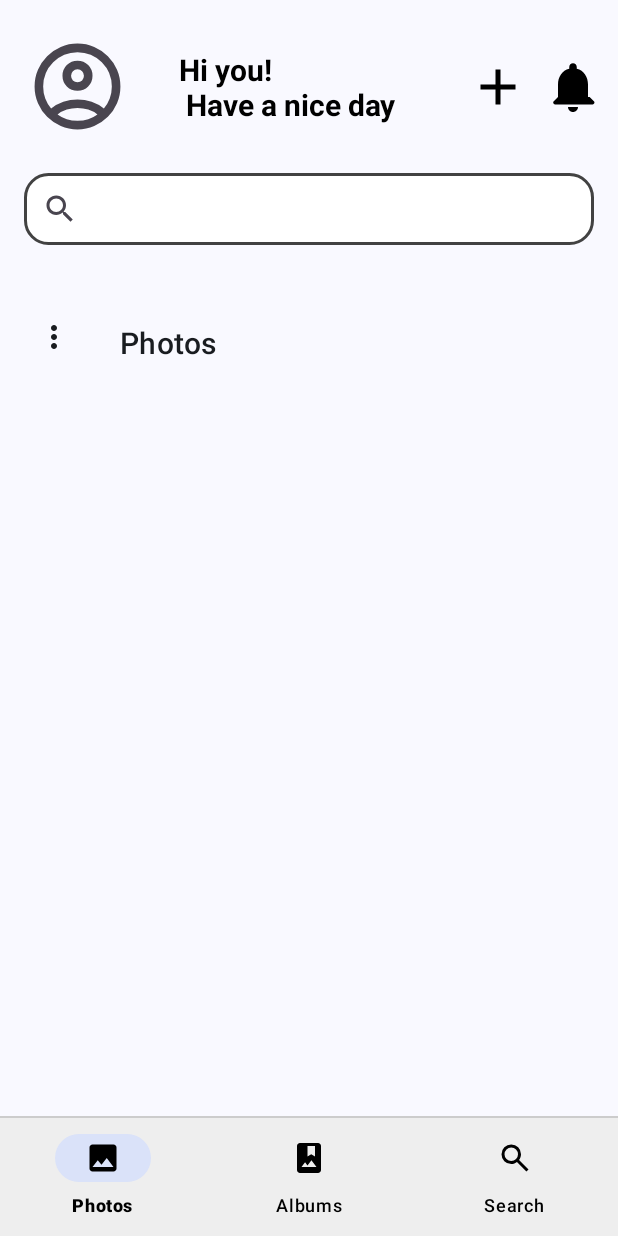
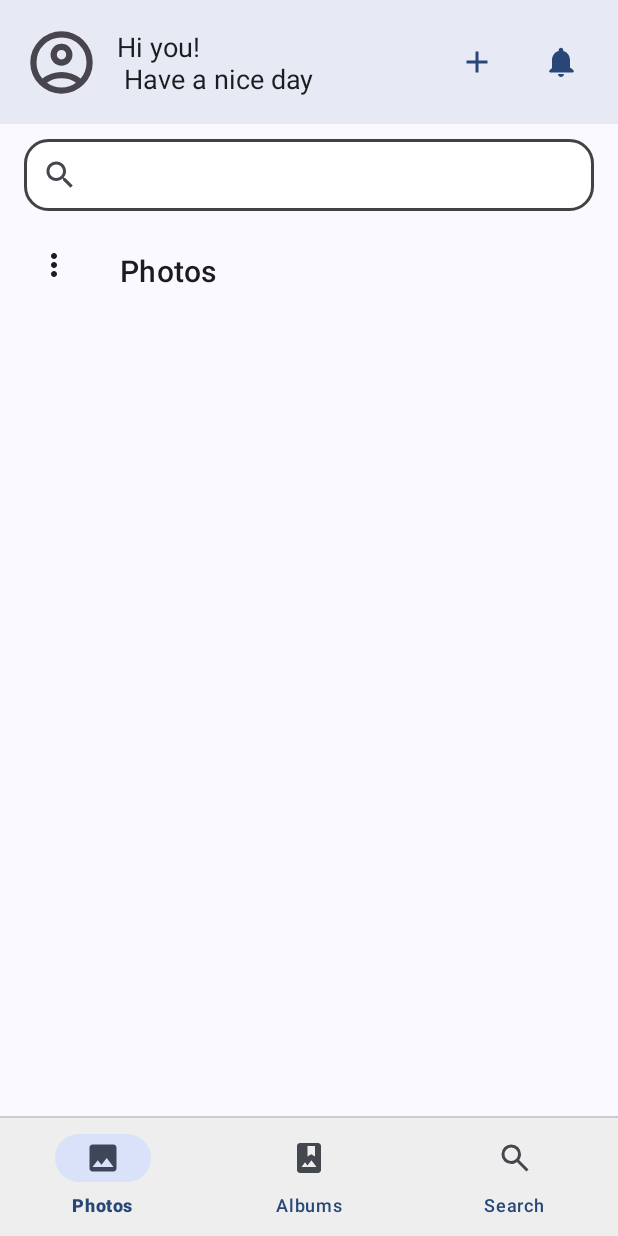
Before and after one commit to HZeroxium/MemorAI, an Android app: the screen it shows after launch (MainActivity), on a phone screen of 412 x 824 dp. Run offline under Robolectric (Android 15) with nearby library versions, the phone set to English and light mode, and no system bars; our stand-ins replace Dagger/Hilt's generated code, Picasso, navigation-ui; pictures from the network do not load; 7 statements that could not run were skipped.

```diff
--- a/app/src/main/res/layout/activity_main.xml
+++ b/app/src/main/res/layout/activity_main.xml
@@ -1,4 +1,4 @@
-<?xml version="1.0" encoding="utf-8"?>
+<?xml version="1.0" encoding="utf-8"?><!-- res/layout/activity_main.xml -->
 <androidx.constraintlayout.widget.ConstraintLayout xmlns:android="http://schemas.android.com/apk/res/android"
     xmlns:app="http://schemas.android.com/apk/res-auto"
     xmlns:tools="http://schemas.android.com/tools"
@@ -7,73 +7,90 @@
     style="@style/SCREEN"
     tools:context=".presentation.ui.activity.MainActivity">
 
-    <androidx.constraintlayout.widget.ConstraintLayout
+    <com.google.android.material.appbar.MaterialToolbar
         android:id="@+id/header"
-        android:layout_width="match_parent"
+        android:layout_width="0dp"
         android:layout_height="0dp"
+        android:background="?attr/colorSurface"
+        android:elevation="4dp"
+        app:layout_constraintHeight_percent="0.1"
+        app:contentInsetStart="16dp"
+        app:layout_constraintEnd_toEndOf="parent"
+        app:popupTheme="@style/ThemeOverlay.MaterialComponents.Light"
         app:layout_constraintTop_toTopOf="parent"
         app:layout_constraintStart_toStartOf="parent"
-        style="@style/SCREEN"
-        app:layout_constraintEnd_toEndOf="parent"
-        app:layout_constraintHeight_percent="0.14"
-        tools:ignore="ExtraText">
+        app:titleCentered="false">
 
+        <androidx.constraintlayout.widget.ConstraintLayout
+            android:layout_width="match_parent"
+            android:layout_height="match_parent">
+
+            <!-- Profile Icon -->
             <ImageView
                 android:id="@+id/profileIcon"
-            android:layout_width="0dp"
-            android:layout_height="0dp"
+                android:layout_width="50dp"
+                android:layout_height="50dp"
+                android:contentDescription="@string/profile"
+                android:scaleType="centerCrop"
+                android:src="@drawable/ic_profile"
                 app:layout_constraintBottom_toBottomOf="parent"
-            app:layout_constraintStart_toStartOf="parent"
                 app:layout_constraintTop_toTopOf="parent"
-            app:layout_constraintHeight_percent="0.6"
-            app:layout_constraintWidth_percent="0.25"
-            tools:ignore="ContentDescription" />
+                tools:ignore="MissingConstraints" />
 
+            <!-- Text Greeting -->
             <TextView
                 android:id="@+id/headerText"
                 android:layout_width="0dp"
                 android:layout_height="wrap_content"
-            android:layout_marginHorizontal="16dp"
                 android:gravity="start"
-            style="@style/content"
+                android:paddingStart="12dp"
                 android:text="@string/hi"
-            android:textSize="20sp"
-            android:textStyle="bold"
+                android:textColor="?attr/colorOnSurface"
+                android:textSize="18sp"
                 app:layout_constraintBottom_toBottomOf="parent"
-            app:layout_constraintEnd_toStartOf="@id/addIcon"
+                app:layout_constraintEnd_toStartOf="@id/buttonAdd"
                 app:layout_constraintStart_toEndOf="@id/profileIcon"
                 app:layout_constraintTop_toTopOf="parent" />
 
-        <ImageView
-            android:id="@+id/addIcon"
-            android:layout_width="40dp"
-            android:layout_height="40dp"
-            android:src="@drawable/ic_add"
-            android:layout_margin="10dp"
-            style="@style/content"
+            <!-- Add Button -->
+            <com.google.android.material.button.MaterialButton
+                android:id="@+id/buttonAdd"
+                style="@style/Widget.Material3.Button.IconButton"
+                android:layout_width="48dp"
+                android:layout_height="48dp"
+                android:layout_marginEnd="8dp"
+                android:contentDescription="@string/add"
+                app:icon="@drawable/ic_add"
+                app:iconSize="24dp"
+                app:iconTint="?attr/colorOnPrimaryContainer"
                 app:layout_constraintBottom_toBottomOf="parent"
-            app:layout_constraintEnd_toStartOf="@id/notificationIcon"
-            app:layout_constraintTop_toTopOf="parent"
-            tools:ignore="ContentDescription,MissingConstraints" />
+                app:layout_constraintEnd_toStartOf="@id/buttonNotification"
+                app:layout_constraintTop_toTopOf="parent" />
 
-        <ImageView
-            android:id="@+id/notificationIcon"
-            android:layout_width="40dp"
-            android:layout_height="40dp"
-            style="@style/content"
-            android:src="@drawable/ic_notification"
-            android:layout_margin="10dp"
+            <!-- Notification Button -->
+            <com.google.android.material.button.MaterialButton
+                android:id="@+id/buttonNotification"
+                style="@style/Widget.Material3.Button.IconButton"
+                android:layout_width="48dp"
+                android:layout_height="48dp"
+                android:layout_marginEnd="16dp"
+                android:contentDescription="@string/notification"
+                app:icon="@drawable/ic_notification"
+                app:iconSize="24dp"
+                app:iconTint="?attr/colorOnPrimaryContainer"
                 app:layout_constraintBottom_toBottomOf="parent"
                 app:layout_constraintEnd_toEndOf="parent"
-            app:layout_constraintTop_toTopOf="parent"
-            tools:ignore="ContentDescription,MissingConstraints" />
+                app:layout_constraintTop_toTopOf="parent" />
 
         </androidx.constraintlayout.widget.ConstraintLayout>
+
+    </com.google.android.material.appbar.MaterialToolbar>
 
     <androidx.appcompat.widget.SearchView
         android:id="@+id/searchBar"
         android:layout_width="0dp"
         android:layout_height="48dp"
+        android:layout_marginTop="10dp"
         style="@style/search"
         android:layout_marginHorizontal="16dp"
         app:layout_constraintEnd_toEndOf="parent"
@@ -86,7 +103,7 @@
         android:name="androidx.navigation.fragment.NavHostFragment"
         android:layout_width="match_parent"
         android:layout_height="0dp"
-        android:layout_marginTop="25dp"
+        android:layout_marginTop="0dp"
         app:defaultNavHost="true"
         app:layout_constraintBottom_toTopOf="@id/bottomNavigation"
         app:layout_constraintTop_toBottomOf="@id/searchBar"
@@ -95,14 +112,13 @@
     <!-- Bottom Navigation View -->
     <com.google.android.material.bottomnavigation.BottomNavigationView
         android:id="@+id/bottomNavigation"
+        style="@style/bottom_menu"
         android:layout_width="0dp"
-        style="@style/bottom_menu"
         android:layout_height="wrap_content"
-        app:itemTextColor="@color/theme_night_theme"
         app:layout_constraintBottom_toBottomOf="parent"
         app:layout_constraintEnd_toEndOf="parent"
-        app:itemIconTint="@color/theme_night_theme"
         app:layout_constraintStart_toStartOf="parent"
+        app:itemTextColor="@color/md_theme_onPrimaryContainer"
         app:menu="@menu/bottom_navigation_menu" />
 
     <androidx.constraintlayout.widget.Guideline
```
Lines whose indentation alone changed are shown as unchanged.
